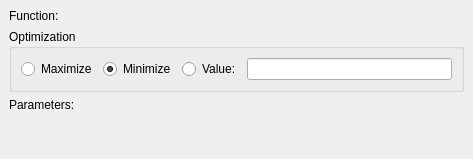
Before: the Qt Designer form sheets/plugins/solver/SolverMainWidget.ui in KDE/calligra, drawn with Qt 5.
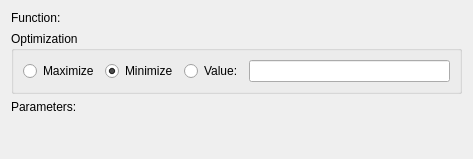
After: the same form once the commit is applied. Custom widgets are drawn as their Qt base class.

Commit message:
Remove out-dated margin and spacing settings in UI files
sources of Kexi, Krita and Plan still need clean-up as well

thanks inge and boemann for review

```diff
--- a/sheets/plugins/solver/SolverMainWidget.ui
+++ b/sheets/plugins/solver/SolverMainWidget.ui
@@ -28,12 +28,6 @@
    </rect>
   </property>
   <layout class="QGridLayout" >
-   <property name="margin" >
-    <number>9</number>
-   </property>
-   <property name="spacing" >
-    <number>6</number>
-   </property>
    <item row="2" column="1" >
     <widget class="Calligra::Sheets::RegionSelector" name="parameters" />
    </item>
@@ -43,12 +37,6 @@
       <string>Optimization</string>
      </property>
      <layout class="QHBoxLayout" >
-      <property name="margin" >
-       <number>9</number>
-      </property>
-      <property name="spacing" >
-       <number>6</number>
-      </property>
       <item>
        <widget class="QRadioButton" name="maximizeButton" >
         <property name="text" >
```
Left out of the diff: 1 changed line with no effect on the pictures. The commit also changes 21 other files.
